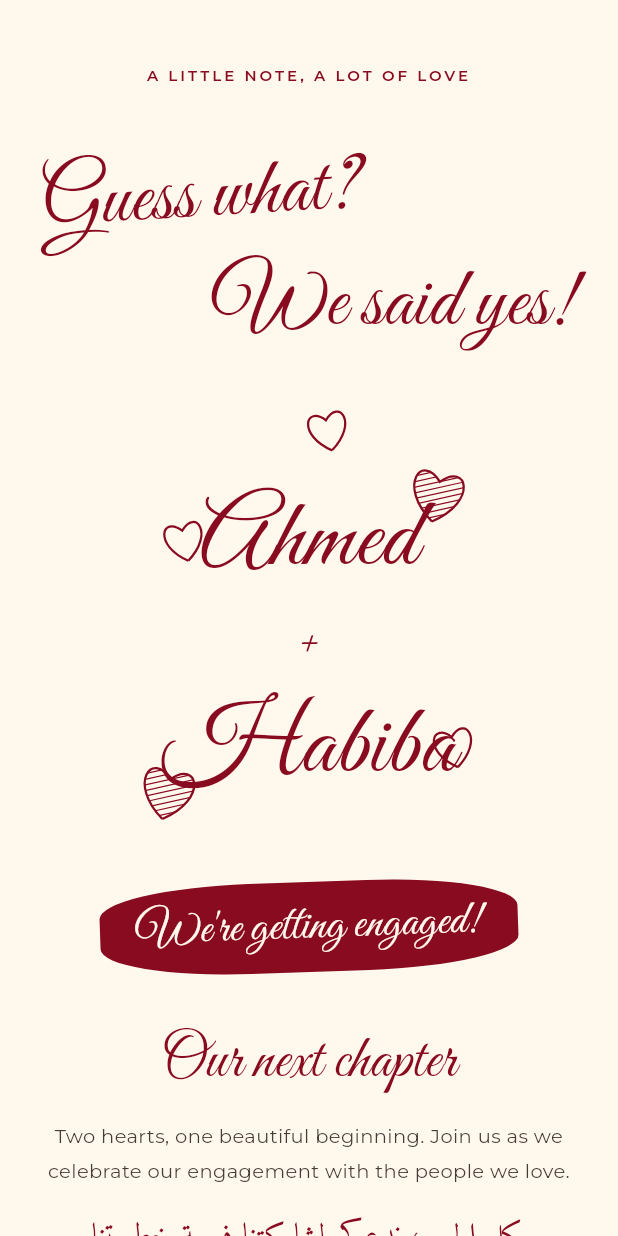
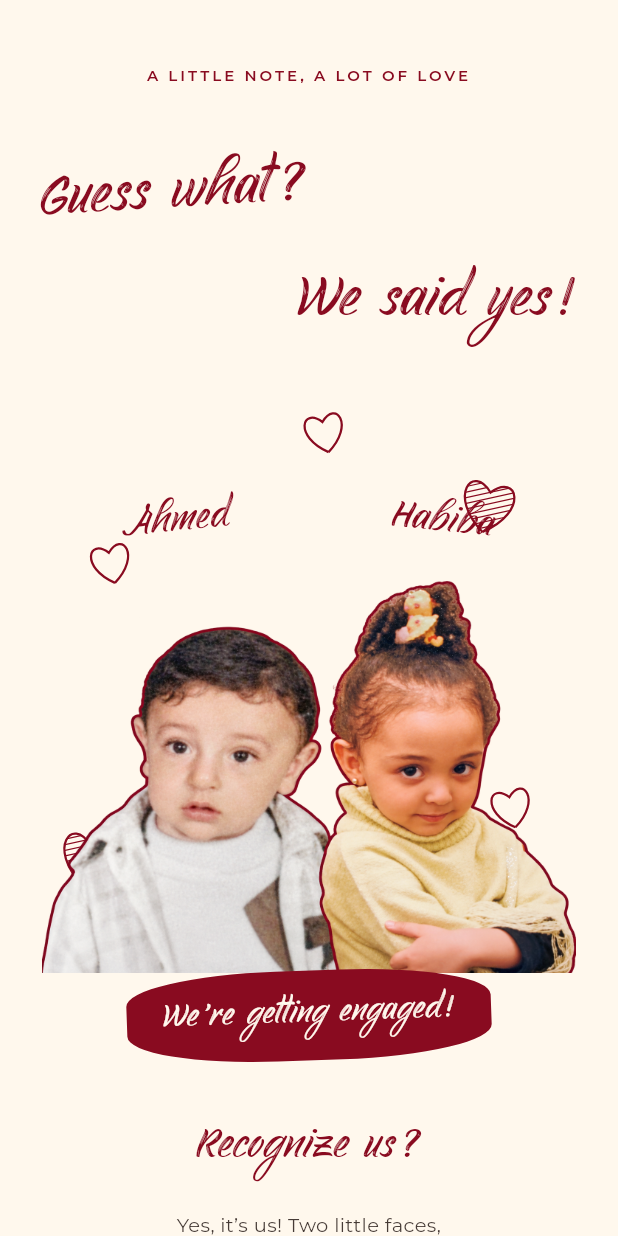
Before and after one commit to AhmedMostafa809/wedding_inv, a Flutter app: the screen it shows after launch, on a phone screen of 412 x 824 dp. Run offline on Flutter 3.47's test engine with Material 3 defaults, Android fonts, the phone set to English and light mode, and no system bars; our stand-ins replace timezone; missing offline and left inert: dart:html.

Commit message:
youth image and font changes

```diff
--- a/lib/theme/invitation_theme.dart
+++ b/lib/theme/invitation_theme.dart
@@ -83,7 +83,7 @@ abstract final class InvitationTheme {
   );
 
   static const script = TextStyle(
-    fontFamily: 'GreatVibes',
+    fontFamily: 'YouthTouch',
     fontSize: 56,
     height: 1.35,
     color: ink,
--- a/lib/views/engagement_view.dart
+++ b/lib/views/engagement_view.dart
@@ -131,15 +131,39 @@ class _EngagementViewState extends State<EngagementView>
                           child: CustomPaint(
                             painter: _HeartsPainter(),
                             child: Padding(
-                              padding: const EdgeInsets.symmetric(
-                                vertical: 48,
-                                horizontal: 22,
-                              ),
+                              padding: const EdgeInsets.only(top: 56),
                               child: Column(
                                 children: [
-                                  _script(invitation.groom, size: 66),
-                                  _script('+', size: 40),
-                                  _script(invitation.bride, size: 66),
+                                  Row(
+                                    children: [
+                                      Expanded(
+                                        child: Transform.rotate(
+                                          angle: -.1,
+                                          child: _script(
+                                            invitation.groom,
+                                            size: 37,
+                                          ),
+                                        ),
+                                      ),
+                                      Expanded(
+                                        child: Transform.rotate(
+                                          angle: .1,
+                                          child: _script(
+                                            invitation.bride,
+                                            size: 37,
+                                          ),
+                                        ),
+                                      ),
+                                    ],
+                                  ),
+                                  const SizedBox(height: 8),
+                                  Image.asset(
+                                    'assets/engagement/childhood_cutouts.png',
+                                    key: const Key('childhood-portraits'),
+                                    width: double.infinity,
+                                    fit: BoxFit.contain,
+                                    semanticLabel: 'Childhood photos of Ahmed on the left and Habiba on the right',
+                                  ),
                                 ],
                               ),
                             ),
@@ -166,20 +190,13 @@ class _EngagementViewState extends State<EngagementView>
                           ),
                         ),
                         const SizedBox(height: 34),
-                        _script('Our next chapter', size: 40),
+                        _script('Recognize us?', size: 40),
                         const SizedBox(height: 12),
+                        _body(
+                          'Yes, it’s us! Two little faces,\nall grown up and ready for our next chapter.',
+                        ),
+                        const SizedBox(height: 14),
                         _body(invitation.message),
-                        const SizedBox(height: 16),
-                        const Text(
-                          'بكل الحب، ندعوكم لمشاركتنا فرحة خطوبتنا',
-                          textDirection: TextDirection.rtl,
-                          textAlign: TextAlign.center,
-                          style: TextStyle(
-                            fontFamily: 'Amiri',
-                            fontSize: 21,
-                            color: _red,
-                          ),
-                        ),
                       ],
                     ),
                   ),
@@ -212,7 +229,13 @@ class _EngagementViewState extends State<EngagementView>
                             Flexible(
                               child: FittedBox(
                                 fit: BoxFit.scaleDown,
-                                child: _script('2026', size: 37),
+                                child: Text('2026',
+                                style: InvitationTheme.display.copyWith(
+                                  fontSize: 37,
+                                  color: _red,
+                                  height: 1.3,
+                                ),
+                                ),
                               ),
                             ),
                           ],
@@ -258,17 +281,24 @@ class _EngagementViewState extends State<EngagementView>
                                                   _red,
                                                 ),
                                                 child: Center(
-                                                  child: _script(
+                                                  child: Text(
                                                     entry.$2,
-                                                    size: 43,
+                                                    style: InvitationTheme.display.copyWith(
+                                                      fontSize: 37,
+                                                      color: _red,
+                                                      height: 1.3,
+                                                    ),
                                                   ),
                                                 ),
                                               )
                                             : Center(
-                                                child: _script(
+                                                child: Text(
                                                   entry.$2,
-                                                  size: 30,
-                                                ),
+                                                  style: InvitationTheme.display.copyWith(
+                                                    fontSize: 37,
+                                                    color: _red,
+                                                    height: 1.3,
+                                                  ),                                      ),
                                               ),
                                       ),
                                     ],
@@ -347,7 +377,11 @@ class _EngagementViewState extends State<EngagementView>
                       children: [
                         _script('When to be there?', size: 44),
                         const SizedBox(height: 24),
-                        _script(widget.controller.timeLabel, size: 52),
+                        Text(widget.controller.timeLabel,  style: InvitationTheme.display.copyWith(
+                          fontSize: 37,
+                          color: _red,
+                          height: 1.3,
+                        ),),
                         _body('Friday, 30 October 2026\nCairo time'),
                         const SizedBox(height: 18),
                         _body(
--- a/pubspec.yaml
+++ b/pubspec.yaml
@@ -63,7 +63,11 @@ flutter:
   uses-material-design: true
   assets:
     - assets/venue/golden_gate_villa.png
+    - assets/engagement/childhood_cutouts.png
   fonts:
+    - family: YouthTouch
+      fonts:
+        - asset: assets/fonts/YouthTouch-PersonalUse.ttf
     - family: GreatVibes
       fonts:
         - asset: assets/fonts/GreatVibes-Regular.ttf
```
Also changed, not shown: assets/engagement/childhood_cutouts.png (added), assets/fonts/YouthTouch-PersonalUse-Notice.png (added), assets/fonts/YouthTouch-PersonalUse.ttf (added), 1 other file.
